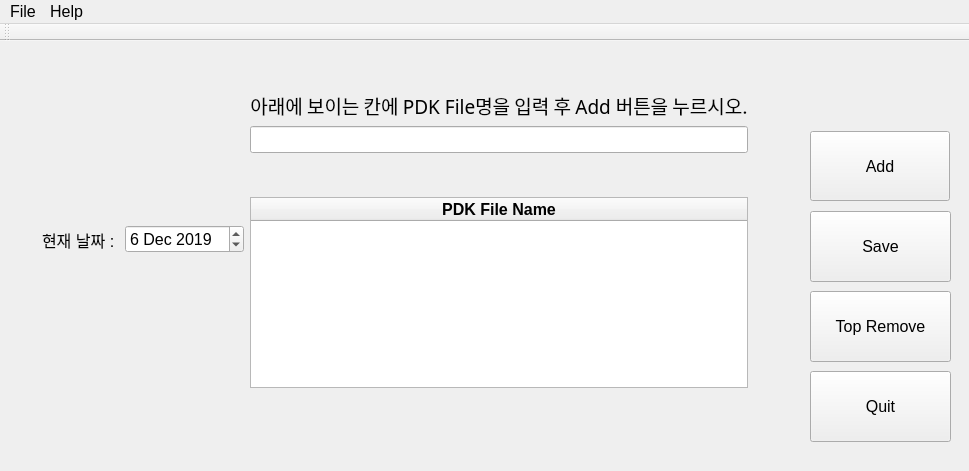
This is Hyeonbin/pdkFileManagement_02/mainwindow.ui in dlawjddnrj/git_test as Qt 5 draws it before an edit. The edited form follows.
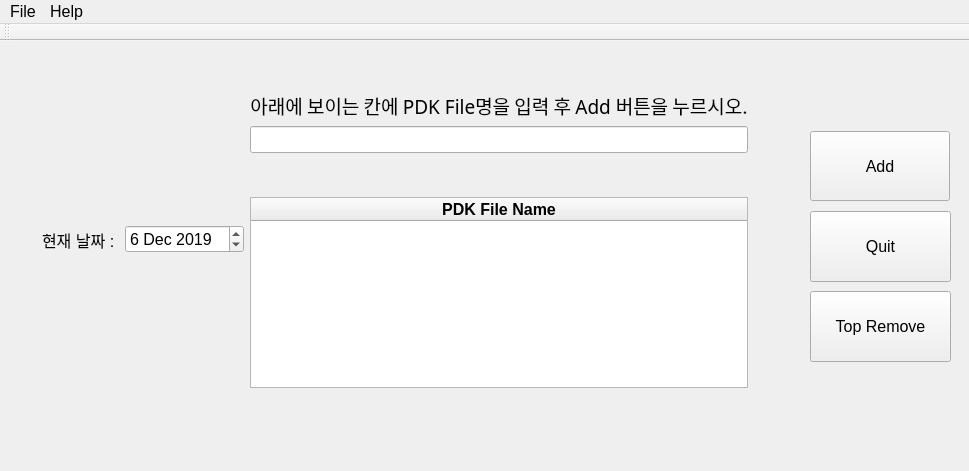
This is the edited form. Icons and pictures are not drawn.

Commit message: PDK입력후, 추가 입력이 가능한 상태, load Button 추가 예정(버튼 클릭시 외부 경로에 위치 한 txt파일 내부에 있던 내용이 tablewidget에 추가되는 기능 추가 예정) pdk 입력후 quit 버튼 실행 후 다시 프로그램 실행 후 append 가능 ; main에 있던 function을mainwindow로 이동 시킴.

Diff of the .ui file:
```diff
--- a/Hyeonbin/pdkFileManagement_02/mainwindow.ui
+++ b/Hyeonbin/pdkFileManagement_02/mainwindow.ui
@@ -34,7 +34,7 @@
     <property name="geometry">
      <rect>
       <x>810</x>
-      <y>330</y>
+      <y>170</y>
       <width>141</width>
       <height>71</height>
      </rect>
@@ -257,19 +257,6 @@
      <string>Top Remove</string>
     </property>
    </widget>
-   <widget class="QPushButton" name="pushButton_save">
-    <property name="geometry">
-     <rect>
-      <x>810</x>
-      <y>170</y>
-      <width>141</width>
-      <height>71</height>
-     </rect>
-    </property>
-    <property name="text">
-     <string>Save</string>
-    </property>
-   </widget>
   </widget>
   <widget class="QMenuBar" name="menuBar">
    <property name="geometry">
```
The commit also changes 28 other files.
